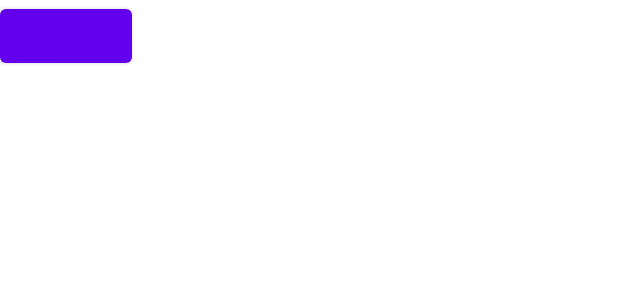
After one commit to chinmayjx/InstaDesktop, an Android app: the layout widget_layout.xml on its own in the app's theme, with its tools: preview values and no code run, on a phone screen of 412 x 824 dp. The commit adds this screen. Shown: the top 300 px of the screen. Run offline under Robolectric (Android 15) with nearby library versions, the light colour scheme and no system bars.

Commit message:
working widget

```diff
--- a/Android/app/src/main/java/cj/instawall/MainActivity.java
+++ b/Android/app/src/main/java/cj/instawall/MainActivity.java
@@ -5,6 +5,7 @@ import androidx.appcompat.app.AppCompatActivity;
 import android.annotation.SuppressLint;
 import android.app.WallpaperManager;
 import android.content.Intent;
+import android.content.IntentFilter;
 import android.content.SharedPreferences;
 import android.graphics.Bitmap;
 import android.graphics.BitmapFactory;
@@ -100,7 +101,9 @@ public class MainActivity extends AppCompatActivity {
 //            wv.evaluateJavascript(download_post,null);
 //            print_url_to_name();
 //            startService(new Intent(this,MainService.class));
-            startService(new Intent(this, MainService.class));
+
+            registerReceiver(new MainReceiver(),new IntentFilter("cj.instawall.random"));
+            sendBroadcast(new Intent().setAction("cj.instawall.random"));
         });
         run.setOnLongClickListener(view -> {
 //            saveObject(url_to_name, "url_to_name_backup");
--- /dev/null
+++ b/Android/app/src/main/res/layout/widget_layout.xml
@@ -0,0 +1,12 @@
+<?xml version="1.0" encoding="utf-8"?>
+<LinearLayout xmlns:android="http://schemas.android.com/apk/res/android"
+    android:layout_width="match_parent"
+    android:layout_height="match_parent"
+    android:gravity="top"
+    android:orientation="vertical">
+
+    <Button
+        android:id="@+id/wid_btn"
+        android:layout_width="wrap_content"
+        android:layout_height="wrap_content" />
+</LinearLayout>
```
Also changed, not shown: Android/app/src/main/AndroidManifest.xml (+10 -1 lines), Android/app/src/main/java/cj/instawall/MainReceiver.java (added, +15 -0 lines), Android/app/src/main/java/cj/instawall/MainService.java (+5 -14 lines), Android/app/src/main/java/cj/instawall/MainWidget.java (added, +38 -0 lines), Android/app/src/main/java/cj/instawall/WebManager.java (+24 -0 lines), Android/app/src/main/res/xml/widget_info.xml (added, +16 -0 lines).
